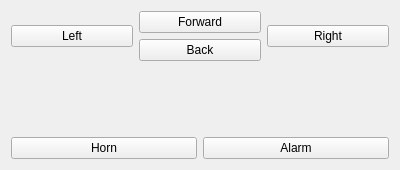
Before: the Qt Designer form QtRobot/mainwindow.ui in MSNR-seminarski/msnr-seminarski, drawn with Qt 5.
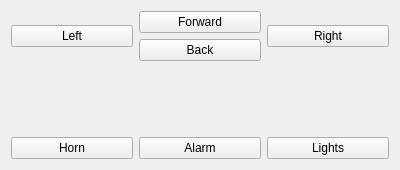
After: the same form once the commit is applied.

Commit message: Added lights button

```diff
--- a/QtRobot/mainwindow.ui
+++ b/QtRobot/mainwindow.ui
@@ -116,6 +116,13 @@
         </property>
        </widget>
       </item>
+      <item>
+       <widget class="QPushButton" name="lightButton">
+        <property name="text">
+         <string>Lights</string>
+        </property>
+       </widget>
+      </item>
      </layout>
     </item>
    </layout>
```
The commit also changes 2 other files.
